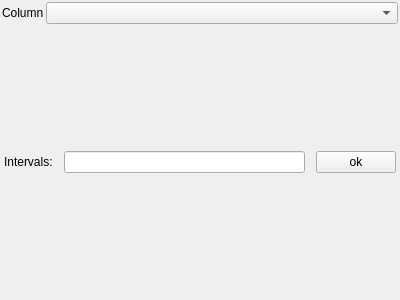
The window that GUI/GroupPlotGui.ui (przemek83/volbx) describes before a commit, drawn with Qt 5.
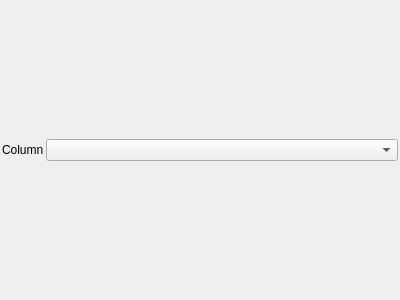
The same window after the commit.

Diff of the .ui file:
```diff
--- a/GUI/GroupPlotGui.ui
+++ b/GUI/GroupPlotGui.ui
@@ -60,67 +60,6 @@
       </item>
      </layout>
     </item>
-    <item>
-     <widget class="QWidget" name="intervalsWidget" native="true">
-      <layout class="QHBoxLayout" name="horizontalLayout_2">
-       <property name="spacing">
-        <number>2</number>
-       </property>
-       <property name="sizeConstraint">
-        <enum>QLayout::SetMinimumSize</enum>
-       </property>
-       <property name="leftMargin">
-        <number>2</number>
-       </property>
-       <property name="topMargin">
-        <number>2</number>
-       </property>
-       <property name="rightMargin">
-        <number>2</number>
-       </property>
-       <property name="bottomMargin">
-        <number>2</number>
-       </property>
-       <item>
-        <widget class="QLabel" name="intervalsLabel">
-         <property name="text">
-          <string>Intervals:</string>
-         </property>
-        </widget>
-       </item>
-       <item>
-        <widget class="QLabel" name="fromLabel">
-         <property name="text">
-          <string/>
-         </property>
-        </widget>
-       </item>
-       <item>
-        <widget class="QLineEdit" name="intervals"/>
-       </item>
-       <item>
-        <widget class="QLabel" name="toLabel">
-         <property name="text">
-          <string/>
-         </property>
-        </widget>
-       </item>
-       <item>
-        <widget class="QPushButton" name="changeIntervals">
-         <property name="sizePolicy">
-          <sizepolicy hsizetype="Minimum" vsizetype="Fixed">
-           <horstretch>0</horstretch>
-           <verstretch>0</verstretch>
-          </sizepolicy>
-         </property>
-         <property name="text">
-          <string>ok</string>
-         </property>
-        </widget>
-       </item>
-      </layout>
-     </widget>
-    </item>
    </layout>
   </widget>
  </widget>
```
Left out of the diff: 19 changed lines with no effect on the pictures.
